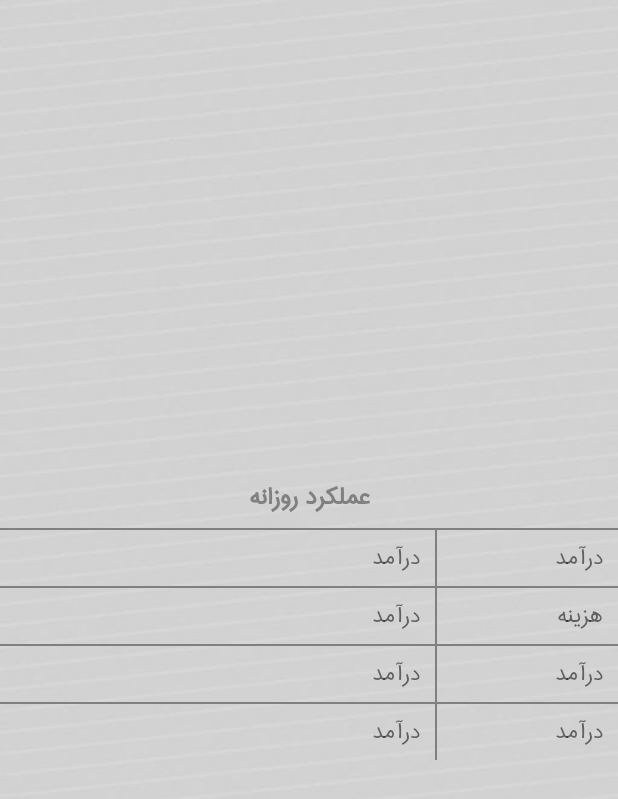
After one commit to kasra-07/TickVision, an Android app: the layout table_layout.xml on its own in the app's theme, with its tools: preview values and no code run, on a phone screen of 412 x 824 dp. The commit adds this screen. Shown: the top 799 px of the screen. Run offline under Robolectric (Android 15) with nearby library versions, the light colour scheme and no system bars; network calls fail.

Commit message:
end create time_layout.xml and table_layout.xml

```diff
--- /dev/null
+++ b/app/src/main/res/layout/table_layout.xml
@@ -0,0 +1,212 @@
+<?xml version="1.0" encoding="utf-8"?>
+<RelativeLayout xmlns:android="http://schemas.android.com/apk/res/android"
+    xmlns:tools="http://schemas.android.com/tools"
+    android:layout_width="match_parent"
+    android:layout_height="wrap_content"
+    android:layout_gravity="center"
+    android:layoutDirection="rtl">
+
+    <TextView
+        android:id="@+id/title"
+        android:layout_width="match_parent"
+        android:layout_height="wrap_content"
+        android:layout_marginBottom="5dp"
+        android:gravity="center"
+        android:text="@string/table_title"
+        android:textColor="@color/gray"
+        android:textSize="@dimen/title_size"
+        android:textStyle="bold" />
+
+    <View
+        android:id="@+id/v1"
+        android:layout_width="match_parent"
+        android:layout_height="@dimen/normal_line_size"
+        android:layout_below="@id/title"
+        android:background="@color/gray" />
+
+    <LinearLayout
+        android:id="@+id/income_layout"
+        android:layout_width="match_parent"
+        android:layout_height="wrap_content"
+        android:layout_below="@id/v1"
+        android:orientation="horizontal">
+
+        <TextView
+            android:id="@+id/title_income"
+            android:layout_width="0dp"
+            android:layout_height="wrap_content"
+            android:layout_weight=".5"
+            android:gravity="start"
+            android:paddingStart="@dimen/padding_left_right_table"
+            android:paddingTop="@dimen/padding_bottom_top_table"
+            android:paddingBottom="@dimen/padding_bottom_top_table"
+            android:text="@string/income_text"
+            android:textSize="@dimen/large_text_size"
+            tools:ignore="RtlSymmetry" />
+
+        <View
+            android:id="@+id/v2"
+            android:layout_width="@dimen/normal_line_size"
+            android:layout_height="match_parent"
+            android:background="@color/gray" />
+
+        <TextView
+            android:id="@+id/tv_income"
+            android:layout_width="0dp"
+            android:layout_height="wrap_content"
+            android:layout_weight="1.2"
+            android:gravity="start"
+            android:paddingStart="@dimen/padding_left_right_table"
+            android:paddingTop="@dimen/padding_bottom_top_table"
+            android:paddingBottom="@dimen/padding_bottom_top_table"
+            android:textSize="@dimen/large_text_size"
+            tools:ignore="RtlSymmetry"
+            tools:text="@string/income_text" />
+
+    </LinearLayout>
+
+    <View
+        android:id="@+id/v3"
+        android:layout_width="match_parent"
+        android:layout_height="@dimen/normal_line_size"
+        android:layout_below="@id/income_layout"
+        android:background="@color/gray" />
+
+    <LinearLayout
+        android:id="@+id/payment_layout"
+        android:layout_width="match_parent"
+        android:layout_height="wrap_content"
+        android:layout_below="@id/v3"
+        android:orientation="horizontal">
+
+        <TextView
+            android:id="@+id/title_payment"
+            android:layout_width="0dp"
+            android:layout_height="wrap_content"
+            android:layout_weight=".5"
+            android:gravity="start"
+            android:paddingStart="@dimen/padding_left_right_table"
+            android:paddingTop="@dimen/padding_bottom_top_table"
+            android:paddingBottom="@dimen/padding_bottom_top_table"
+            android:text="@string/payment_text"
+            android:textSize="@dimen/large_text_size"
+            tools:ignore="RtlSymmetry" />
+
+        <View
+            android:id="@+id/v4"
+            android:layout_width="@dimen/normal_line_size"
+            android:layout_height="match_parent"
+            android:background="@color/gray" />
+
+        <TextView
+            android:id="@+id/tv_payment"
+            android:layout_width="0dp"
+            android:layout_height="wrap_content"
+            android:layout_weight="1.2"
+            android:gravity="start"
+            android:paddingStart="@dimen/padding_left_right_table"
+            android:paddingTop="@dimen/padding_bottom_top_table"
+            android:paddingBottom="@dimen/padding_bottom_top_table"
+            android:textSize="@dimen/large_text_size"
+            tools:ignore="RtlSymmetry"
+            tools:text="@string/income_text" />
+
+    </LinearLayout>
+
+    <View
+        android:id="@+id/v5"
+        android:layout_width="match_parent"
+        android:layout_height="@dimen/normal_line_size"
+        android:layout_below="@id/payment_layout"
+        android:background="@color/gray" />
+
+    <LinearLayout
+        android:id="@+id/profit_layout"
+        android:layout_width="match_parent"
+        android:layout_height="wrap_content"
+        android:layout_below="@id/v5"
+        android:orientation="horizontal">
+
+        <TextView
+            android:id="@+id/title_profit"
+            android:layout_width="0dp"
+            android:layout_height="wrap_content"
+            android:layout_weight=".5"
+            android:gravity="start"
+            android:paddingStart="@dimen/padding_left_right_table"
+            android:paddingTop="@dimen/padding_bottom_top_table"
+            android:paddingBottom="@dimen/padding_bottom_top_table"
+            android:textSize="@dimen/large_text_size"
+            tools:ignore="RtlSymmetry"
+            tools:text="@string/income_text" />
+
+        <View
+            android:id="@+id/v6"
+            android:layout_width="@dimen/normal_line_size"
+            android:layout_height="match_parent"
+            android:background="@color/gray" />
+
+        <TextView
+            android:id="@+id/tv_profit"
+            android:layout_width="0dp"
+            android:layout_height="wrap_content"
+            android:layout_weight="1.2"
+            android:gravity="start"
+            android:paddingStart="@dimen/padding_left_right_table"
+            android:paddingTop="@dimen/padding_bottom_top_table"
+            android:paddingBottom="@dimen/padding_bottom_top_table"
+            android:textSize="@dimen/large_text_size"
+            tools:ignore="RtlSymmetry"
+            tools:text="@string/income_text" />
+
+    </LinearLayout>
+
+    <View
+        android:id="@+id/v7"
+        android:layout_width="match_parent"
+        android:layout_height="@dimen/normal_line_size"
+        android:layout_below="@id/profit_layout"
+        android:background="@color/gray" />
+
+    <LinearLayout
+        android:id="@+id/rest_layout"
+        android:layout_width="match_parent"
+        android:layout_height="wrap_content"
+        android:layout_below="@id/v7"
+        android:orientation="horizontal">
+
+        <TextView
+            android:id="@+id/title_rest"
+            android:layout_width="0dp"
+            android:layout_height="wrap_content"
+            android:layout_weight=".5"
+            android:gravity="start"
+            android:paddingStart="@dimen/padding_left_right_table"
+            android:paddingTop="@dimen/padding_bottom_top_table"
+            android:paddingBottom="@dimen/padding_bottom_top_table"
+            android:textSize="@dimen/large_text_size"
+            tools:ignore="RtlSymmetry"
+            tools:text="@string/income_text" />
+
+        <View
+            android:id="@+id/v8"
+            android:layout_width="@dimen/normal_line_size"
+            android:layout_height="match_parent"
+            android:background="@color/gray" />
+
+        <TextView
+            android:id="@+id/tv_rest"
+            android:layout_width="0dp"
+            android:layout_height="wrap_content"
+            android:layout_weight="1.2"
+            android:gravity="start"
+            android:paddingStart="@dimen/padding_left_right_table"
+            android:paddingTop="@dimen/padding_bottom_top_table"
+            android:paddingBottom="@dimen/padding_bottom_top_table"
+            android:textSize="@dimen/large_text_size"
+            tools:ignore="RtlSymmetry"
+            tools:text="@string/income_text" />
+
+    </LinearLayout>
+
+</RelativeLayout>
--- a/app/src/main/res/values/dimens.xml
+++ b/app/src/main/res/values/dimens.xml
@@ -18,4 +18,8 @@
     <dimen name="edt_height_size">35dp</dimen>
     <dimen name="margin_bottom_last_edt_dialog">40dp</dimen>
     <dimen name="btn_dialog_width">110dp</dimen>
+    <dimen name="normal_line_size">1.5dp</dimen>
+    <dimen name="padding_left_right_table">10dp</dimen>
+    <dimen name="padding_bottom_top_table">5dp</dimen>
+    <dimen name="margin_left_right_time_view">20dp</dimen>
 </resources>
--- a/app/src/main/res/values/strings.xml
+++ b/app/src/main/res/values/strings.xml
@@ -68,4 +68,9 @@
     <string name="select_vision_dialog_title">انتخاب هدف</string>
     <string name="select_vision_edit_dialog_text">لطفا یک هدف جهت ویرایش انتخاب نمائید</string>
     <string name="select_vision_error">لطفا یک هدف انتخاب نمائید</string>
+    <string name="table_title">عملکرد روزانه</string>
+    <string name="income_text">درآمد</string>
+    <string name="payment_text">هزینه</string>
+    <string name="time_00">00 : 00 : 00</string>
+    <string name="working_hours_day_text">مدت زمان کارکرد امروز تاکنون</string>
 </resources>
```
Also changed, not shown: app/src/main/java/ir/mahchegroup/tickvision/HomeActivity.java (+47 -12 lines), app/src/main/res/layout/time_layout.xml (added, +79 -0 lines).
